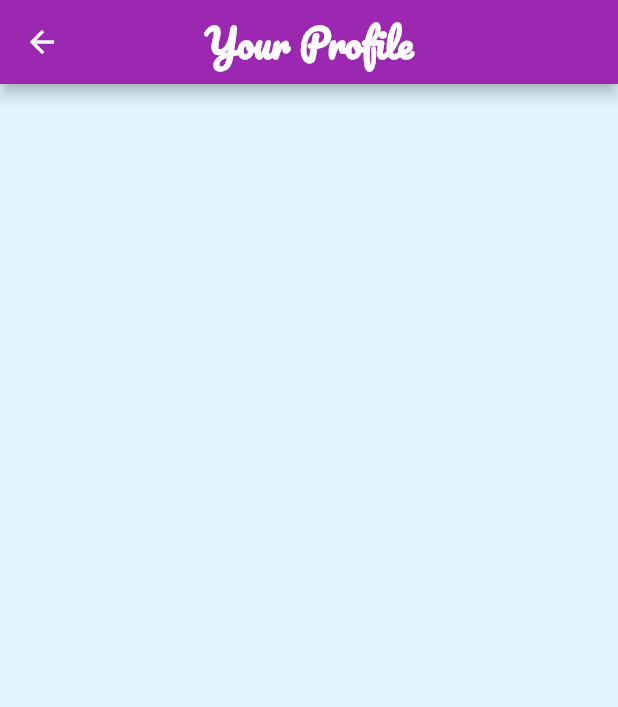
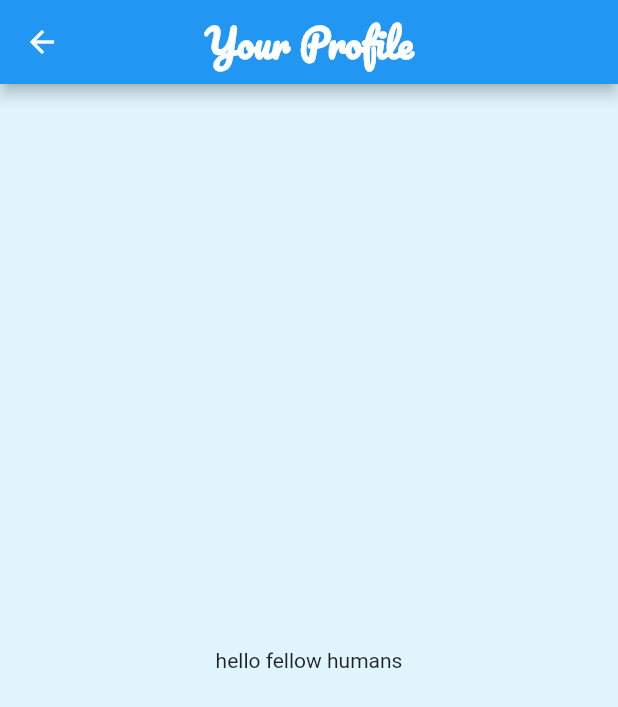
Before and after one commit to JoshuaAlbuquerque/flutterhackathon, a Flutter app: the screen it shows after launch, after a tap on the "person" icon, on a phone screen of 412 x 824 dp. Shown: the top 707 px of the screen. Run offline on Flutter 3.47's test engine with Material 2 defaults, Android fonts, the phone set to English and light mode, and no system bars; missing offline and left inert: css_colors, flutter_grid_button.

Commit message:
small changes

```diff
--- a/lib/main.dart
+++ b/lib/main.dart
@@ -1,7 +1,6 @@
 import 'package:flutter/material.dart';
 import 'package:flutter_grid_button/flutter_grid_button.dart';
 import 'package:css_colors/css_colors.dart';
-
 import 'profile.dart';
 
  void main() {
@@ -42,7 +41,7 @@ import 'profile.dart';
             ),
           ],
 
-          backgroundColor: CSSColors.springGreen,
+          backgroundColor: CSSColors.forestGreen,
       ),
 
 
--- a/lib/profile.dart
+++ b/lib/profile.dart
@@ -1,5 +1,7 @@
 import 'package:flutter/material.dart';
 import 'main.dart';
+import 'package:css_colors/css_colors.dart';
+import 'package:flutter/widgets.dart';
 
 class Profile extends StatelessWidget {
   const Profile({Key? key}) : super(key: key);
@@ -20,8 +22,13 @@ class Profile extends StatelessWidget {
           ),
         ),
 
-        backgroundColor: Colors.purple[500],
+          backgroundColor: CSSColors.darkRed,
       ),
+
+      body: const Center(
+        child: Text('hello fellow humans'),
+      ),
+
 
       backgroundColor: Colors.lightBlue[50],
     );
--- a/pubspec.yaml
+++ b/pubspec.yaml
@@ -32,6 +32,7 @@ dependencies:
     sdk: flutter
   flutter_grid_button:
   css_colors:
+
 
 
   # The following adds the Cupertino Icons font to your application.
```
